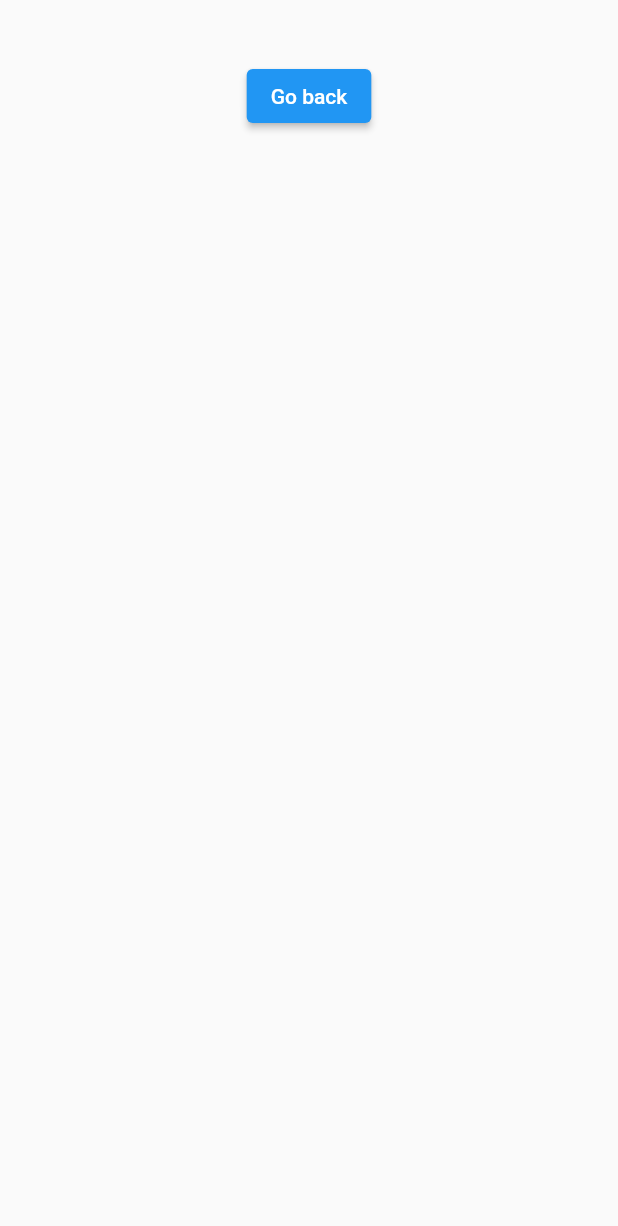
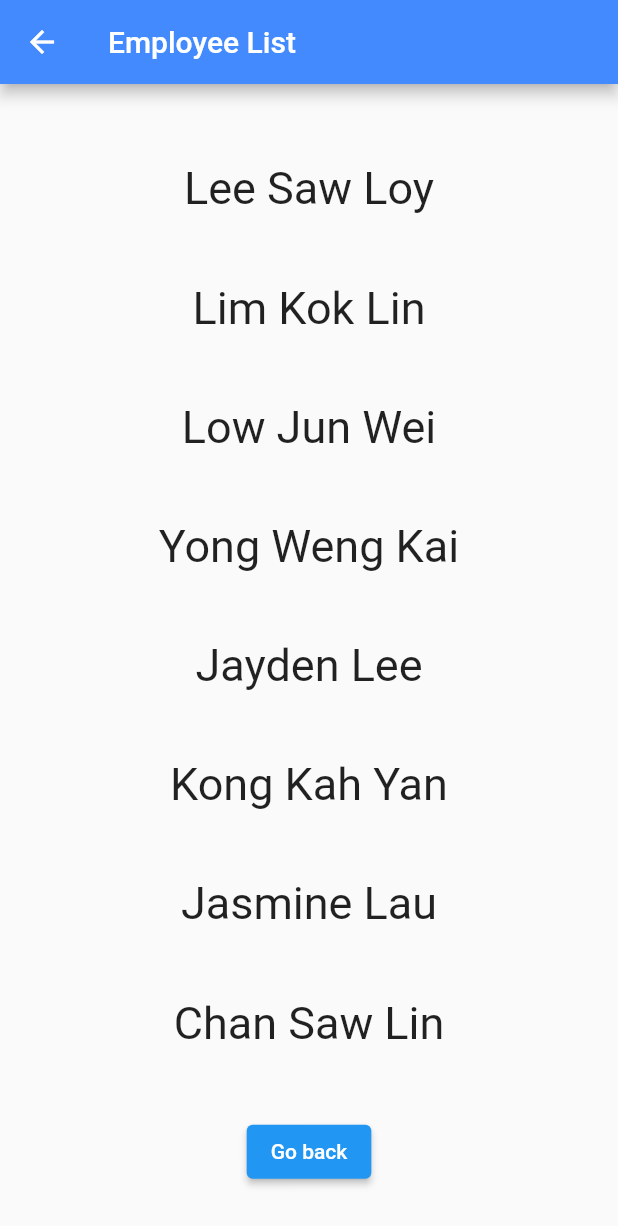
Before and after one commit to aaronkong13/attandanceAppSystem, a Flutter app: the employeeListScreen screen opened directly, on a phone screen of 412 x 824 dp. Shown: the top 1226 px of the screen. Run offline on Flutter 3.47's test engine with Material 2 defaults, Android fonts, the phone set to English and light mode, and no system bars.

Commit message:
new file for others screen

```diff
--- a/testflutterproject1/lib/employeeListScreen.dart
+++ b/testflutterproject1/lib/employeeListScreen.dart
@@ -1,4 +1,5 @@
 import 'package:flutter/material.dart';
+import 'package:testflutterproject1/emp.dart';
 
 class employeeListScreen extends StatefulWidget {
   @override
@@ -9,11 +10,49 @@ class _employeeListScreenState extends State<employeeListScreen> {
   @override
   Widget build(BuildContext context) {
     return Scaffold(
-        body: Padding(
-      padding: const EdgeInsets.all(40.0),
-      child: Row(
-        mainAxisAlignment: MainAxisAlignment.center,
+      appBar: AppBar(
+        title: Text("Employee List"),
+        backgroundColor: Colors.blueAccent,
+      ),
+      body: Container(
+        padding: EdgeInsets.fromLTRB(20, 30, 20, 10),
+        child: Column(
+          mainAxisAlignment: MainAxisAlignment.spaceAround,
           children: [
+            Row(mainAxisAlignment: MainAxisAlignment.spaceAround, children: [
+              Text(
+                "Lee Saw Loy",
+                style: TextStyle(fontSize: 30),
+              ),
+            ]),
+            Text(
+              "Lim Kok Lin",
+              style: TextStyle(fontSize: 30),
+            ),
+            Text(
+              "Low Jun Wei",
+              style: TextStyle(fontSize: 30),
+            ),
+            Text(
+              "Yong Weng Kai",
+              style: TextStyle(fontSize: 30),
+            ),
+            Text(
+              "Jayden Lee",
+              style: TextStyle(fontSize: 30),
+            ),
+            Text(
+              "Kong Kah Yan",
+              style: TextStyle(fontSize: 30),
+            ),
+            Text(
+              "Jasmine Lau",
+              style: TextStyle(fontSize: 30),
+            ),
+            Text(
+              "Chan Saw Lin",
+              style: TextStyle(fontSize: 30),
+            ),
             ElevatedButton(
               onPressed: () {
                 Navigator.pop(context);
@@ -22,7 +61,8 @@ class _employeeListScreenState extends State<employeeListScreen> {
             ),
           ],
         ),
-    ));
+      ),
+    );
   }
 }
 
```
Also changed, not shown: testflutterproject1/lib/attandanceSrceen.dart (added, +35 -0 lines), testflutterproject1/lib/attdRecord.dart (added, +11 -0 lines), testflutterproject1/lib/empRecordSrceen.dart (+20 -2 lines). Lines whose indentation alone changed are shown as unchanged.
